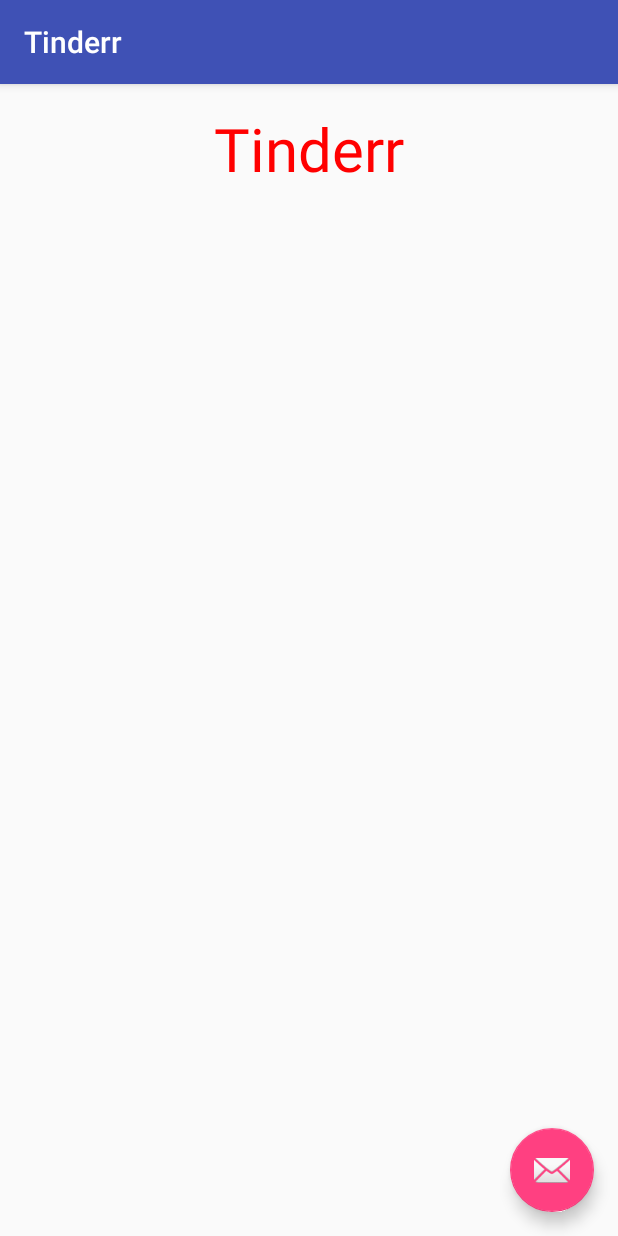
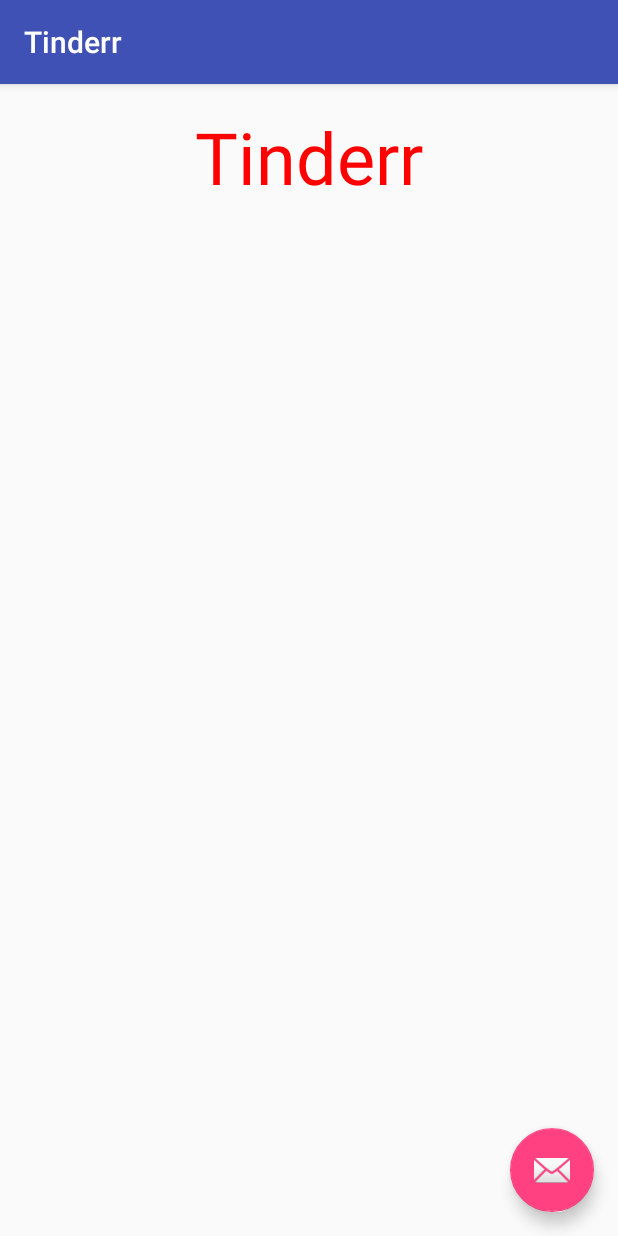
Before and after one commit to Hasine/Tinderr, an Android app: the screen it shows after launch (MainActivityTinder), on a phone screen of 412 x 824 dp. Run offline under Robolectric (Android 15) with nearby library versions, the phone set to English and light mode, and no system bars.

Commit message:
textsize changed, test

```diff
--- a/app/src/main/res/layout/content_main_activity_tinder.xml
+++ b/app/src/main/res/layout/content_main_activity_tinder.xml
@@ -19,5 +19,5 @@
         android:layout_centerHorizontal="true"
         android:layout_alignParentStart="false"
         android:textColor="#F00"
-        android:textSize="40sp" />
+        android:textSize="48sp" />
 </RelativeLayout>
```
